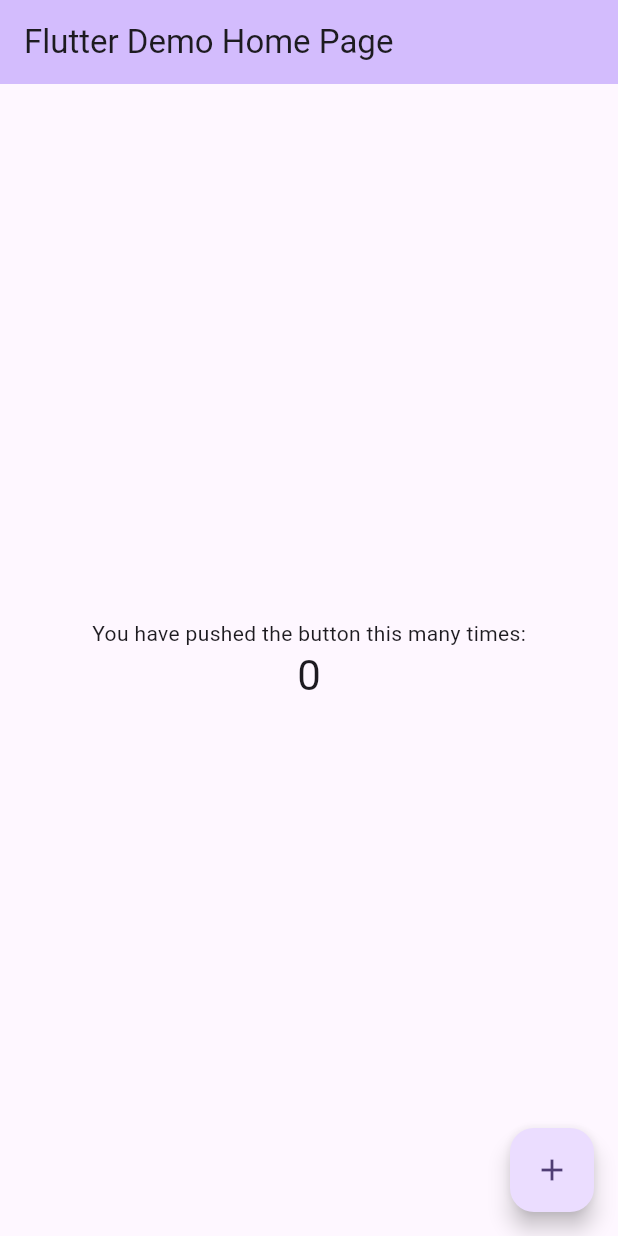
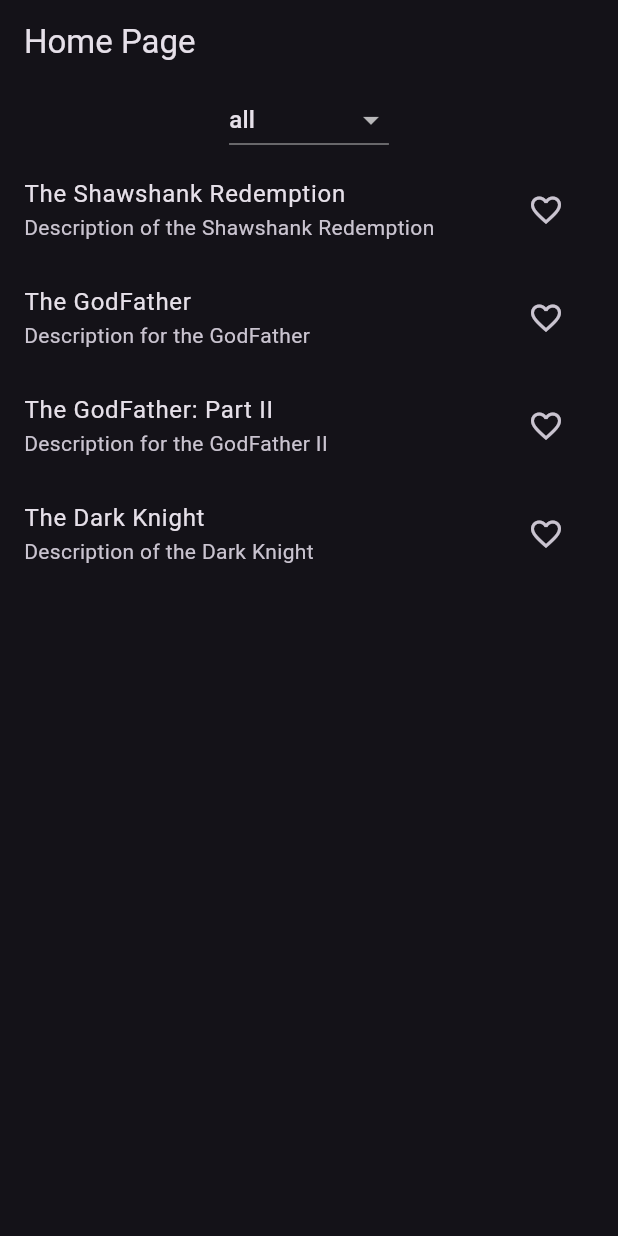
Before and after one commit to DeleMike/Riverpods, a Flutter app: the screen it shows after launch, on a phone screen of 412 x 824 dp. Run offline on Flutter 3.47's test engine with Material 3 defaults, Android fonts, the phone set to English and light mode, and no system bars; our stand-ins replace hooks_riverpod.

Commit message:
create a simple favorite movie app

```diff
--- a/example6/lib/main.dart
+++ b/example6/lib/main.dart
@@ -1,7 +1,8 @@
 import 'package:flutter/material.dart';
+import 'package:hooks_riverpod/hooks_riverpod.dart';
 
 void main() {
-  runApp(const MyApp());
+  runApp(const ProviderScope(child: MyApp()));
 }
 
 class MyApp extends StatelessWidget {
@@ -12,114 +13,197 @@ class MyApp extends StatelessWidget {
   Widget build(BuildContext context) {
     return MaterialApp(
       title: 'Flutter Demo',
-      theme: ThemeData(
-        // This is the theme of your application.
-        //
-        // TRY THIS: Try running your application with "flutter run". You'll see
-        // the application has a blue toolbar. Then, without quitting the app,
-        // try changing the seedColor in the colorScheme below to Colors.green
-        // and then invoke "hot reload" (save your changes or press the "hot
-        // reload" button in a Flutter-supported IDE, or press "r" if you used
-        // the command line to start the app).
-        //
-        // Notice that the counter didn't reset back to zero; the application
-        // state is not lost during the reload. To reset the state, use hot
-        // restart instead.
-        //
-        // This works for code too, not just values: Most code changes can be
-        // tested with just a hot reload.
-        colorScheme: ColorScheme.fromSeed(seedColor: Colors.deepPurple),
-        useMaterial3: true,
-      ),
-      home: const MyHomePage(title: 'Flutter Demo Home Page'),
+      themeMode: ThemeMode.dark,
+      theme: ThemeData.dark(),
+      home: const HomePage(),
     );
   }
 }
 
-class MyHomePage extends StatefulWidget {
-  const MyHomePage({super.key, required this.title});
+@immutable
+class Film {
+  final String id;
+  final String title;
+  final String description;
+  final bool isFavorite;
 
-  // This widget is the home page of your application. It is stateful, meaning
-  // that it has a State object (defined below) that contains fields that affect
-  // how it looks.
+  const Film({
+    required this.id,
+    required this.title,
+    required this.description,
+    required this.isFavorite,
+  });
 
-  // This class is the configuration for the state. It holds the values (in this
-  // case the title) provided by the parent (in this case the App widget) and
-  // used by the build method of the State. Fields in a Widget subclass are
-  // always marked "final".
-
-  final String title;
+  Film copy({required isFavorite}) => Film(
+        id: id,
+        title: title,
+        description: description,
+        isFavorite: isFavorite,
+      );
 
   @override
-  State<MyHomePage> createState() => _MyHomePageState();
-}
-
-class _MyHomePageState extends State<MyHomePage> {
-  int _counter = 0;
-
-  void _incrementCounter() {
-    setState(() {
-      // This call to setState tells the Flutter framework that something has
-      // changed in this State, which causes it to rerun the build method below
-      // so that the display can reflect the updated values. If we changed
-      // _counter without calling setState(), then the build method would not be
-      // called again, and so nothing would appear to happen.
-      _counter++;
-    });
+  String toString() {
+    return 'Film(id: $id, title:$title, description:$description, isFavorite:$isFavorite)';
   }
 
   @override
-  Widget build(BuildContext context) {
-    // This method is rerun every time setState is called, for instance as done
-    // by the _incrementCounter method above.
-    //
-    // The Flutter framework has been optimized to make rerunning build methods
-    // fast, so that you can just rebuild anything that needs updating rather
-    // than having to individually change instances of widgets.
+  bool operator ==(covariant Film other) =>
+      id == other.id && isFavorite == other.isFavorite;
+
+  @override
+  int get hashCode => Object.hashAll([id, isFavorite]);
+}
+
+const allFilms = [
+  Film(
+    id: '1',
+    title: 'The Shawshank Redemption',
+    description: 'Description of the Shawshank Redemption',
+    isFavorite: false,
+  ),
+  Film(
+    id: '2',
+    title: 'The GodFather',
+    description: 'Description for the GodFather',
+    isFavorite: false,
+  ),
+  Film(
+    id: '3',
+    title: 'The GodFather: Part II',
+    description: 'Description for the GodFather II',
+    isFavorite: false,
+  ),
+  Film(
+    id: '4',
+    title: 'The Dark Knight',
+    description: 'Description of the Dark Knight',
+    isFavorite: false,
+  ),
+];
+
+class FilmsNotifier extends StateNotifier<List<Film>> {
+  FilmsNotifier() : super(allFilms);
+
+  void updateFilm(Film film, bool isFavorite) {
+    state = state
+        .map((mFilm) =>
+            mFilm.id == film.id ? mFilm.copy(isFavorite: isFavorite) : mFilm)
+        .toList();
+  }
+}
+
+enum FavoriteStatus {
+  all,
+  favorite,
+  notFavorite,
+}
+
+final favoriteStatusProvider = StateProvider<FavoriteStatus>((ref) {
+  return FavoriteStatus.all;
+});
+
+final allFilmsProvider =
+    StateNotifierProvider<FilmsNotifier, List<Film>>((ref) => FilmsNotifier());
+
+final favoriteFilmProvider = Provider<Iterable<Film>>(
+  (ref) => ref.watch(allFilmsProvider).where((mFilm) => mFilm.isFavorite),
+);
+
+final notFavoriteFilmProvider = Provider<Iterable<Film>>(
+  (ref) => ref.watch(allFilmsProvider).where((mFilm) => !mFilm.isFavorite),
+);
+
+class HomePage extends ConsumerWidget {
+  const HomePage({super.key});
+
+  @override
+  Widget build(BuildContext context, WidgetRef ref) {
     return Scaffold(
-      appBar: AppBar(
-        // TRY THIS: Try changing the color here to a specific color (to
-        // Colors.amber, perhaps?) and trigger a hot reload to see the AppBar
-        // change color while the other colors stay the same.
-        backgroundColor: Theme.of(context).colorScheme.inversePrimary,
-        // Here we take the value from the MyHomePage object that was created by
-        // the App.build method, and use it to set our appbar title.
-        title: Text(widget.title),
+      appBar: AppBar(title: const Text('Home Page')),
+      body: Column(
+        children: [
+          const Center(child: FilterWidget()),
+          Consumer(builder: (contex, ref, _) {
+            final filter = ref.watch(favoriteStatusProvider);
+
+            switch (filter) {
+              case FavoriteStatus.all:
+                return FilmsList(
+                  provider: allFilmsProvider,
+                );
+                case FavoriteStatus.favorite:
+                return FilmsList(
+                  provider: favoriteFilmProvider,
+                );
+                case FavoriteStatus.notFavorite:
+                return FilmsList(
+                  provider: notFavoriteFilmProvider,
+                );
+
+            }
+          }),
+        ],
       ),
-      body: Center(
-        // Center is a layout widget. It takes a single child and positions it
-        // in the middle of the parent.
-        child: Column(
-          // Column is also a layout widget. It takes a list of children and
-          // arranges them vertically. By default, it sizes itself to fit its
-          // children horizontally, and tries to be as tall as its parent.
-          //
-          // Column has various properties to control how it sizes itself and
-          // how it positions its children. Here we use mainAxisAlignment to
-          // center the children vertically; the main axis here is the vertical
-          // axis because Columns are vertical (the cross axis would be
-          // horizontal).
-          //
-          // TRY THIS: Invoke "debug painting" (choose the "Toggle Debug Paint"
-          // action in the IDE, or press "p" in the console), to see the
-          // wireframe for each widget.
-          mainAxisAlignment: MainAxisAlignment.center,
-          children: <Widget>[
-            const Text(
-              'You have pushed the button this many times:',
-            ),
-            Text(
-              '$_counter',
-              style: Theme.of(context).textTheme.headlineMedium,
-            ),
-          ],
-        ),
-      ),
-      floatingActionButton: FloatingActionButton(
-        onPressed: _incrementCounter,
-        tooltip: 'Increment',
-        child: const Icon(Icons.add),
-      ), // This trailing comma makes auto-formatting nicer for build methods.
     );
   }
 }
+
+class FilterWidget extends StatelessWidget {
+  const FilterWidget({super.key});
+
+  @override
+  Widget build(BuildContext context) {
+    return Consumer(
+      builder: (context, ref, child) {
+        return DropdownButton(
+          value: ref.watch(favoriteStatusProvider),
+          items: FavoriteStatus.values
+              .map(
+                (status) => DropdownMenuItem<FavoriteStatus>(
+                  value: status,
+                  child: Text(status.name),
+                ),
+              )
+              .toList(),
+          onChanged: (value) {
+            ref.watch(favoriteStatusProvider.notifier).state = value!;
+          },
+        );
+      },
+    );
+  }
+}
+
+class FilmsList extends ConsumerWidget {
+  final AlwaysAliveProviderBase<Iterable<Film>> provider;
+  const FilmsList({required this.provider, super.key});
+
+  @override
+  Widget build(BuildContext context, WidgetRef ref) {
+    final films = ref.watch(provider);
+    return Expanded(
+        child: ListView.builder(
+      itemBuilder: (ctx, index) {
+        final film = films.elementAt(index);
+        final favoriteIcon = film.isFavorite
+            ? const Icon(Icons.favorite)
+            : const Icon(
+                Icons.favorite_border,
+              );
+        return ListTile(
+            title: Text(film.title),
+            subtitle: Text(film.description),
+            trailing: IconButton(
+              icon: favoriteIcon,
+              onPressed: () {
+                final isFavorite = !film.isFavorite;
+                ref
+                    .read(allFilmsProvider.notifier)
+                    .updateFilm(film, isFavorite);
+              },
+            ));
+      },
+      itemCount: films.length,
+    ));
+  }
+}
```
